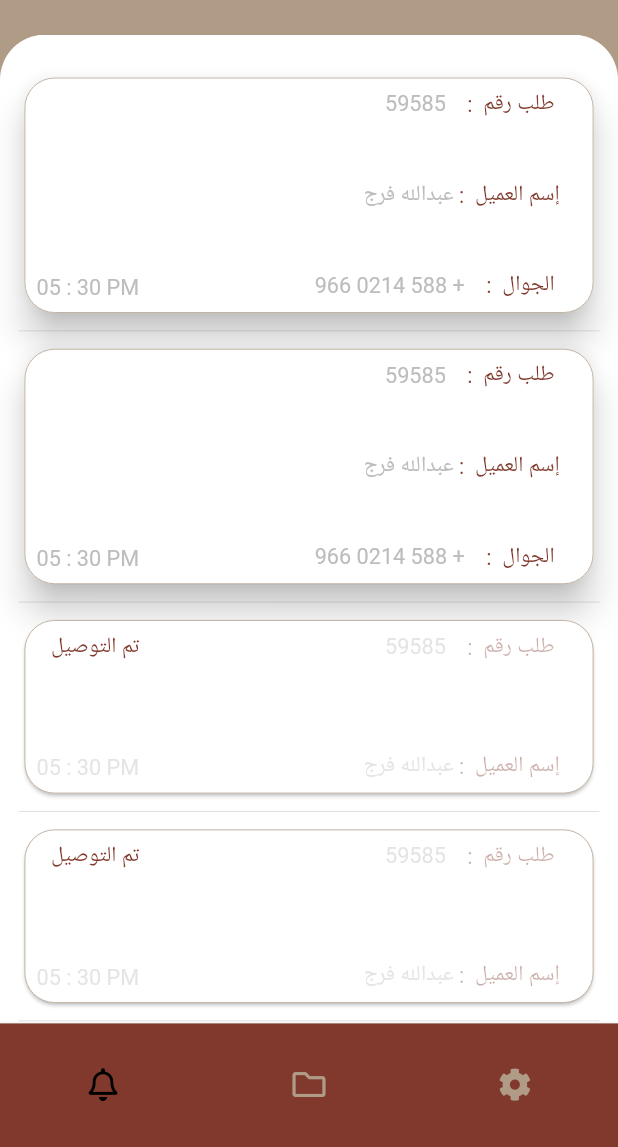
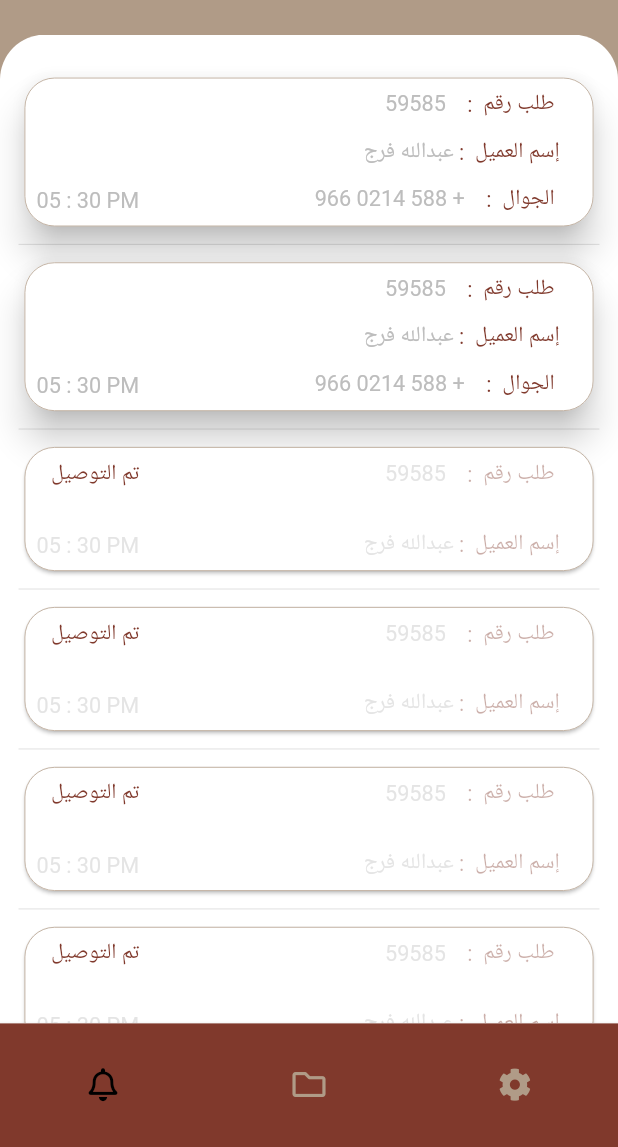
Before and after one commit to mualii/backyard_delivery, a Flutter app: the screen it shows after launch, after a tap on "GO", on a phone screen of 412 x 824 dp, the part 89-1236 px from its top. Run offline on Flutter 3.47's test engine with Material 2 defaults, Android fonts, the phone set to English and light mode, and no system bars; drawn by our look-alikes of animated_bottom_navigation_bar; our stand-ins replace after_layout, flutter_screenutil, font_awesome_flutter.

Commit message:
Fix Size

```diff
--- a/lib/screens/delivery_screen/delivery_screen.dart
+++ b/lib/screens/delivery_screen/delivery_screen.dart
@@ -56,7 +56,7 @@ class DeliveryScreen extends StatelessWidget {
   Widget HasDeliveredBuild() {
     return Center(
         child: Container(
-      height: .15.sh,
+      height: .11.sh,
       child: Card(
         shape: RoundedRectangleBorder(
           side: BorderSide(color: Color(0xffB09B87), width: .5),
@@ -138,7 +138,7 @@ class DeliveryScreen extends StatelessWidget {
             MaterialPageRoute(builder: (context) => DetailsProduct_Screen()));
       },
       child: Container(
-        height: .2.sh,
+        height: .13.sh,
         child: Card(
           elevation: 10,
           shape: RoundedRectangleBorder(
```
